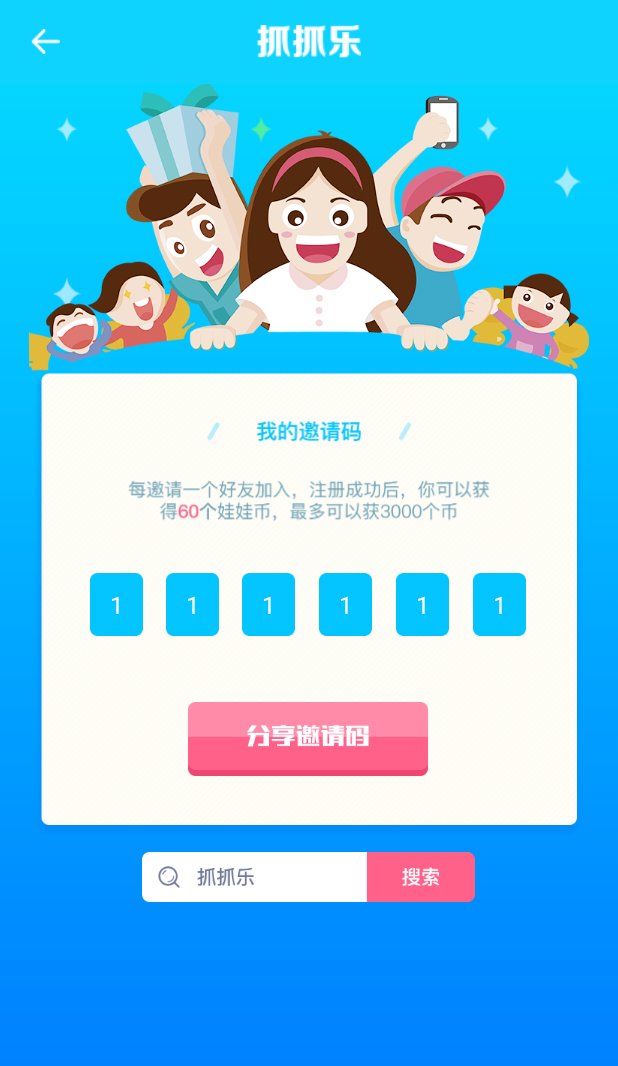
After one commit to wblt/ZhuaZhuaLe, an Android app: the InviteActivity screen opened directly, with no data from a screen before it, on a phone screen of 412 x 824 dp. The commit adds this screen. Shown: the top 1066 px of the screen. Run offline under Robolectric (Android 15) with nearby library versions, the phone set to English and light mode, and no system bars; our stand-ins replace ButterKnife, RxJava; libraries missing offline, so code that uses them is left out: org.zackratos.ultimatebar; 1 statement that could not run was skipped.

Commit message:
邀请奖励页面已完成

```diff
--- a/app/src/main/AndroidManifest.xml
+++ b/app/src/main/AndroidManifest.xml
@@ -36,6 +36,7 @@
             android:screenOrientation="portrait"
             android:theme="@android:style/Theme.Translucent.NoTitleBar" />
         <activity android:name=".module.login.ui.LoginActivity"></activity>
+        <activity android:name=".module.home.ui.InviteActivity" />
     </application>
 
 </manifest>
--- a/app/src/main/java/com/zhuazhuale/changsha/module/home/ui/HomeActivity.java
+++ b/app/src/main/java/com/zhuazhuale/changsha/module/home/ui/HomeActivity.java
@@ -27,6 +27,7 @@
 import butterknife.BindView;
 
 /**
+ * 首页
  * Created by 丁琪 on 2017/12/10 0010.
  */
 
@@ -121,6 +122,11 @@
         });
     }
 
+    /**
+     * 设备列表
+     *
+     * @param rows
+     */
     @Override
     public void showDeviceGoods(List<DeviceGoodsBean.RowsBean> rows) {
         //设置页面为“成功”状态，显示正文布局
--- /dev/null
+++ b/app/src/main/java/com/zhuazhuale/changsha/module/home/ui/InviteActivity.java
@@ -0,0 +1,67 @@
+package com.zhuazhuale.changsha.module.home.ui;
+
+import android.view.View;
+import android.widget.ImageView;
+import android.widget.TextView;
+
+import com.zhuazhuale.changsha.R;
+import com.zhuazhuale.changsha.view.activity.base.AppBaseActivity;
+
+import butterknife.BindView;
+
+/**
+ * Created by Administrator on 2017/12/14.
+ */
+
+public class InviteActivity extends AppBaseActivity implements View.OnClickListener {
+
+    @BindView(R.id.iv_home_back)
+    ImageView iv_home_back;
+    @BindView(R.id.tv_invite_1)
+    TextView tv_invite_1;
+    @BindView(R.id.tv_invite_2)
+    TextView tv_invite_2;
+    @BindView(R.id.tv_invite_3)
+    TextView tv_invite_3;
+    @BindView(R.id.tv_invite_4)
+    TextView tv_invite_4;
+    @BindView(R.id.tv_invite_5)
+    TextView tv_invite_5;
+    @BindView(R.id.tv_invite_6)
+    TextView tv_invite_6;
+    @BindView(R.id.iv_invite_fxyqm)//分享邀请
+            ImageView iv_invite_fxyqm;
+    @BindView(R.id.iv_invite_ss)//搜索
+            ImageView iv_invite_ss;
+
+    @Override
+    protected void setContentLayout() {
+        setContentView(R.layout.activity_invite);
+    }
+
+    @Override
+    protected void initView() {
+
+    }
+
+    @Override
+    protected void obtainData() {
+
+    }
+
+    @Override
+    protected void initEvent() {
+        iv_invite_fxyqm.setOnClickListener(this);
+        iv_invite_ss.setOnClickListener(this);
+        iv_home_back.setOnClickListener(this);
+    }
+
+    @Override
+    public void onClick(View v) {
+        switch (v.getId()) {
+            case R.id.iv_home_back:
+                finish();
+                break;
+        }
+    }
+}
--- a/app/src/main/java/com/zhuazhuale/changsha/module/home/ui/MineActivity.java
+++ b/app/src/main/java/com/zhuazhuale/changsha/module/home/ui/MineActivity.java
@@ -10,6 +10,7 @@
 import butterknife.BindView;
 
 /**
+ * 个人中心
  * Created by Administrator on 2017/12/13.
  */
 
--- a/app/src/main/java/com/zhuazhuale/changsha/module/home/ui/SettingActivity.java
+++ b/app/src/main/java/com/zhuazhuale/changsha/module/home/ui/SettingActivity.java
@@ -1,19 +1,18 @@
 package com.zhuazhuale.changsha.module.home.ui;
 
+import android.content.Intent;
 import android.view.View;
 import android.widget.ImageView;
 import android.widget.TextView;
 
-import com.tencent.mm.opensdk.modelmsg.SendAuth;
-import com.tencent.mm.opensdk.openapi.IWXAPI;
-import com.tencent.mm.opensdk.openapi.WXAPIFactory;
 import com.zhuazhuale.changsha.R;
 import com.zhuazhuale.changsha.view.activity.base.AppBaseActivity;
 
 import butterknife.BindView;
 
 /**
- * Created by Administrator on 2017/12/13 0013.
+ * 设置页面
+ * Created by 丁琪 on 2017/12/13 0013.
  */
 
 public class SettingActivity extends AppBaseActivity implements View.OnClickListener {
@@ -103,6 +102,8 @@
             case R.id.ic_setting_tzzx:
                 break;
             case R.id.ic_setting_yqjl:
+                Intent intent = new Intent(SettingActivity.this, InviteActivity.class);
+                startActivity(intent);
                 break;
             case R.id.ic_setting_sryqm:
                 break;
@@ -125,5 +126,4 @@
     }
 
 
-
 }
--- /dev/null
+++ b/app/src/main/res/layout/activity_invite.xml
@@ -0,0 +1,172 @@
+<?xml version="1.0" encoding="utf-8"?>
+<LinearLayout xmlns:android="http://schemas.android.com/apk/res/android"
+    android:layout_width="match_parent"
+    android:layout_height="match_parent"
+    android:orientation="vertical">
+
+    <include layout="@layout/layout_header" />
+
+    <LinearLayout
+        android:background="@mipmap/startbg"
+        android:layout_width="match_parent"
+        android:layout_height="match_parent">
+
+        <ScrollView
+            android:layout_width="match_parent"
+            android:layout_height="match_parent">
+
+            <LinearLayout
+                android:layout_width="match_parent"
+                android:layout_height="match_parent"
+                android:gravity="center"
+                android:orientation="vertical">
+
+                <ImageView
+                    android:layout_width="match_parent"
+                    android:layout_height="wrap_content"
+                    android:src="@mipmap/mans" />
+
+                <RelativeLayout
+                    android:layout_width="366dp"
+                    android:layout_height="310dp"
+                    android:background="@mipmap/invitebg">
+
+                    <LinearLayout
+                        android:id="@+id/ll_invite_num"
+                        android:layout_width="match_parent"
+                        android:layout_height="wrap_content"
+                        android:layout_centerVertical="true"
+                        android:layout_marginLeft="30dp"
+                        android:layout_marginRight="30dp"
+                        android:orientation="horizontal">
+
+                        <LinearLayout
+                            android:layout_width="0dp"
+                            android:layout_height="wrap_content"
+                            android:layout_weight="1"
+                            android:gravity="center">
+
+                            <TextView
+                                android:id="@+id/tv_invite_1"
+                                android:layout_width="wrap_content"
+                                android:layout_height="wrap_content"
+                                android:background="@mipmap/textbg"
+                                android:gravity="center"
+                                android:text="1"
+                                android:textColor="@color/white"
+                                android:textSize="16dp" />
+                        </LinearLayout>
+
+                        <LinearLayout
+                            android:layout_width="0dp"
+                            android:layout_height="wrap_content"
+                            android:layout_weight="1"
+                            android:gravity="center">
+
+                            <TextView
+                                android:id="@+id/tv_invite_2"
+                                android:layout_width="wrap_content"
+                                android:layout_height="wrap_content"
+                                android:background="@mipmap/textbg"
+                                android:gravity="center"
+                                android:text="1"
+                                android:textColor="@color/white"
+                                android:textSize="16dp" />
+                        </LinearLayout>
+
+                        <LinearLayout
+                            android:layout_width="0dp"
+                            android:layout_height="wrap_content"
+                            android:layout_weight="1"
+                            android:gravity="center">
+
+                            <TextView
+                                android:id="@+id/tv_invite_3"
+                                android:layout_width="wrap_content"
+                                android:layout_height="wrap_content"
+                                android:background="@mipmap/textbg"
+                                android:gravity="center"
+                                android:text="1"
+                                android:textColor="@color/white"
+                                android:textSize="16dp" />
+                        </LinearLayout>
+
+                        <LinearLayout
+                            android:layout_width="0dp"
+                            android:layout_height="wrap_content"
+                            android:layout_weight="1"
+                            android:gravity="center">
+
+                            <TextView
+                                android:id="@+id/tv_invite_4"
+                                android:layout_width="wrap_content"
+                                android:layout_height="wrap_content"
+                                android:background="@mipmap/textbg"
+                                android:gravity="center"
+                                android:text="1"
+                                android:textColor="@color/white"
+                                android:textSize="16dp" />
+                        </LinearLayout>
+
+                        <LinearLayout
+                            android:layout_width="0dp"
+                            android:layout_height="wrap_content"
+                            android:layout_weight="1"
+                            android:gravity="center">
+
+                            <TextView
+                                android:id="@+id/tv_invite_5"
+                                android:layout_width="wrap_content"
+                                android:layout_height="wrap_content"
+                                android:background="@mipmap/textbg"
+                                android:gravity="center"
+                                android:text="1"
+                                android:textColor="@color/white"
+                                android:textSize="16dp" />
+                        </LinearLayout>
+
+                        <LinearLayout
+                            android:layout_width="0dp"
+                            android:layout_height="wrap_content"
+                            android:layout_weight="1"
+                            android:gravity="center">
+
+                            <TextView
+                                android:id="@+id/tv_invite_6"
+                                android:layout_width="wrap_content"
+                                android:layout_height="wrap_content"
+                                android:background="@mipmap/textbg"
+                                android:gravity="center"
+                                android:text="1"
+                                android:textColor="@color/white"
+                                android:textSize="16dp" />
+                        </LinearLayout>
+
+
+                    </LinearLayout>
+
+                    <ImageView
+                        android:id="@+id/iv_invite_fxyqm"
+                        android:layout_width="wrap_content"
+                        android:layout_height="wrap_content"
+                        android:layout_centerHorizontal="true"
+                        android:layout_marginTop="220dp"
+                        android:src="@mipmap/sharebutton" />
+
+
+                </RelativeLayout>
+
+                <ImageView
+                    android:id="@+id/iv_invite_ss"
+                    android:layout_marginTop="10dp"
+                    android:layout_width="wrap_content"
+                    android:layout_height="wrap_content"
+                    android:src="@mipmap/search" />
+
+            </LinearLayout>
+        </ScrollView>
+
+    </LinearLayout>
+
+
+</LinearLayout>
```
Also changed, not shown: app/src/main/res/mipmap-xhdpi/invitebg.png (added), app/src/main/res/mipmap-xhdpi/mans.png (added), app/src/main/res/mipmap-xhdpi/search.png (added), app/src/main/res/mipmap-xhdpi/searchbg.png (added), app/src/main/res/mipmap-xhdpi/sharebutton.png (added), app/src/main/res/mipmap-xhdpi/startbg.png (added), app/src/main/res/mipmap-xhdpi/textbg.png (added).
